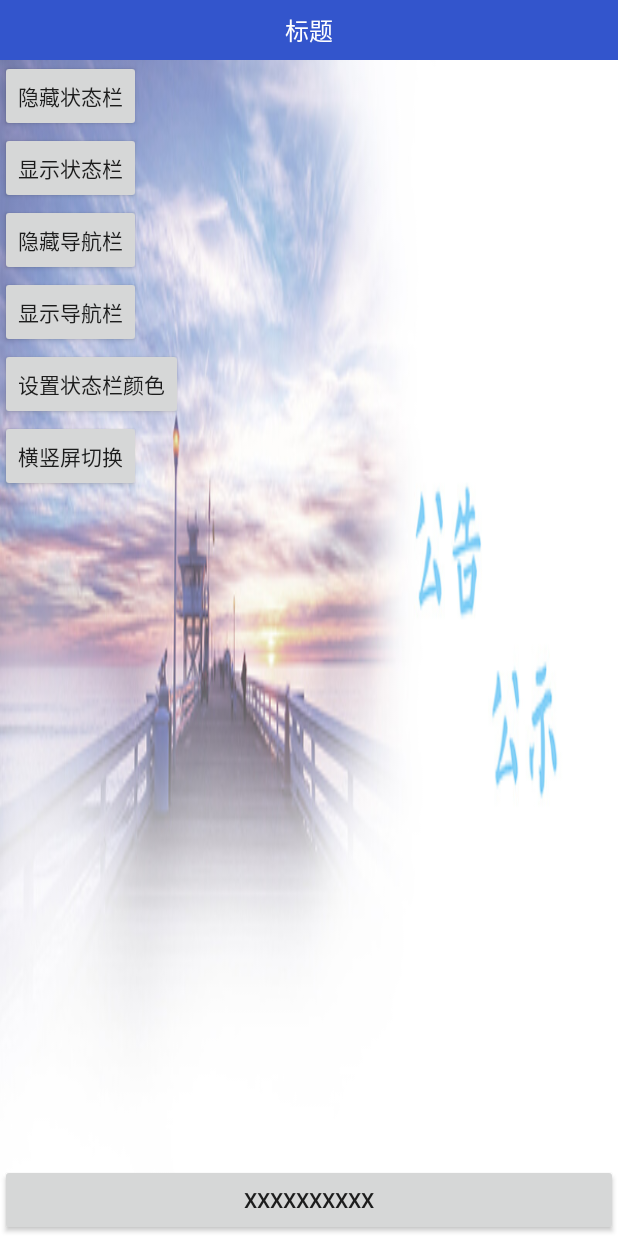
After one commit to zhougan870822/android-common, an Android app: the layout activity_status_change.xml on its own in the app's theme, with its tools: preview values and no code run, on a phone screen of 412 x 824 dp. The commit adds this screen. Run offline under Robolectric (Android 15) with nearby library versions, the phone set to English and light mode, and no system bars.

Commit message:
StatusBarUtils

```diff
--- a/android-common/build.gradle
+++ b/android-common/build.gradle
@@ -9,8 +9,8 @@ android {
     defaultConfig {
         minSdkVersion 14
         targetSdkVersion 27
-        versionCode 1
-        versionName "1.0.1"
+        versionCode 2
+        versionName "1.0.2"
     }
 
     buildTypes {
--- a/app/build.gradle
+++ b/app/build.gradle
@@ -33,4 +33,6 @@ dependencies {
     androidTestImplementation 'com.android.support.test:runner:1.0.2'
     androidTestImplementation 'com.android.support.test.espresso:espresso-core:3.0.2'
     implementation project(':android-common')
+
+
 }
--- /dev/null
+++ b/app/src/main/res/layout/activity_status_change.xml
@@ -0,0 +1,83 @@
+<?xml version="1.0" encoding="utf-8"?>
+<RelativeLayout xmlns:android="http://schemas.android.com/apk/res/android"
+    xmlns:app="http://schemas.android.com/apk/res-auto"
+    xmlns:tools="http://schemas.android.com/tools"
+    android:layout_width="match_parent"
+    android:layout_height="match_parent"
+    android:orientation="vertical"
+    tools:context=".StatusChangeActivity"
+    android:background="@drawable/img2"
+    >
+
+    <!--<View-->
+        <!--android:id="@+id/iv_top"-->
+        <!--android:layout_width="match_parent"-->
+        <!--android:layout_height="210dp"-->
+        <!--android:scaleType="centerCrop"-->
+        <!--android:visibility="visible"-->
+        <!--android:background="@drawable/img2"-->
+        <!--android:fitsSystemWindows="false"-->
+        <!--/>-->
+
+    <LinearLayout
+        android:layout_width="match_parent"
+        android:layout_height="wrap_content"
+        android:orientation="vertical"
+        >
+        <TextView
+            android:layout_width="match_parent"
+            android:layout_height="40dp"
+            android:text="标题"
+            android:gravity="center"
+            android:background="#3355cc"
+            android:textSize="16sp"
+            android:textColor="#ffffff"
+            />
+
+        <Button
+            android:id="@+id/btn1"
+            android:layout_width="wrap_content"
+            android:layout_height="wrap_content"
+            android:text="隐藏状态栏"
+            />
+        <Button
+            android:id="@+id/btn2"
+            android:layout_width="wrap_content"
+            android:layout_height="wrap_content"
+            android:text="显示状态栏"
+            />
+        <Button
+            android:id="@+id/btn3"
+            android:layout_width="wrap_content"
+            android:layout_height="wrap_content"
+            android:text="隐藏导航栏"
+            />
+        <Button
+            android:id="@+id/btn4"
+            android:layout_width="wrap_content"
+            android:layout_height="wrap_content"
+            android:text="显示导航栏"
+            />
+
+        <Button
+            android:id="@+id/btn5"
+            android:layout_width="wrap_content"
+            android:layout_height="wrap_content"
+            android:text="设置状态栏颜色"
+            />
+        <Button
+            android:id="@+id/btn6"
+            android:layout_width="wrap_content"
+            android:layout_height="wrap_content"
+            android:text="横竖屏切换"
+            />
+    </LinearLayout>
+
+    <Button
+        android:layout_width="match_parent"
+        android:layout_height="wrap_content"
+        android:layout_alignParentBottom="true"
+        android:text="xxxxxxxxxx"
+        />
+
+</RelativeLayout>
--- a/app/src/main/res/values/styles.xml
+++ b/app/src/main/res/values/styles.xml
@@ -1,4 +1,4 @@
-<resources>
+<resources xmlns:tools="http://schemas.android.com/tools">
 
     <!-- Base application theme. -->
     <style name="AppTheme" parent="Theme.AppCompat.Light.DarkActionBar">
@@ -6,6 +6,8 @@
         <item name="colorPrimary">@color/colorPrimary</item>
         <item name="colorPrimaryDark">@color/colorPrimaryDark</item>
         <item name="colorAccent">@color/colorAccent</item>
+        <item name="windowNoTitle">true</item>
     </style>
 
+
 </resources>
```
Also changed, not shown: android-common/src/main/java/com/zhoug/android/common/utils/StatusBarUtils.java (added, +313 -0 lines), app/src/main/AndroidManifest.xml (+22 -20 lines), app/src/main/java/com/zhoug/androidcommon/app/BaseActivity.java (added, +32 -0 lines), app/src/main/java/com/zhoug/androidcommon/app/MainActivity.java (+15 -7 lines), app/src/main/java/com/zhoug/androidcommon/app/StatusChangeActivity.java (added, +106 -0 lines), app/src/main/res/layout/activity_main.xml (+10 -1 lines), app/src/main/res/drawable-xhdpi/img1.png (added), app/src/main/res/drawable-xhdpi/img2.jpg (added).
